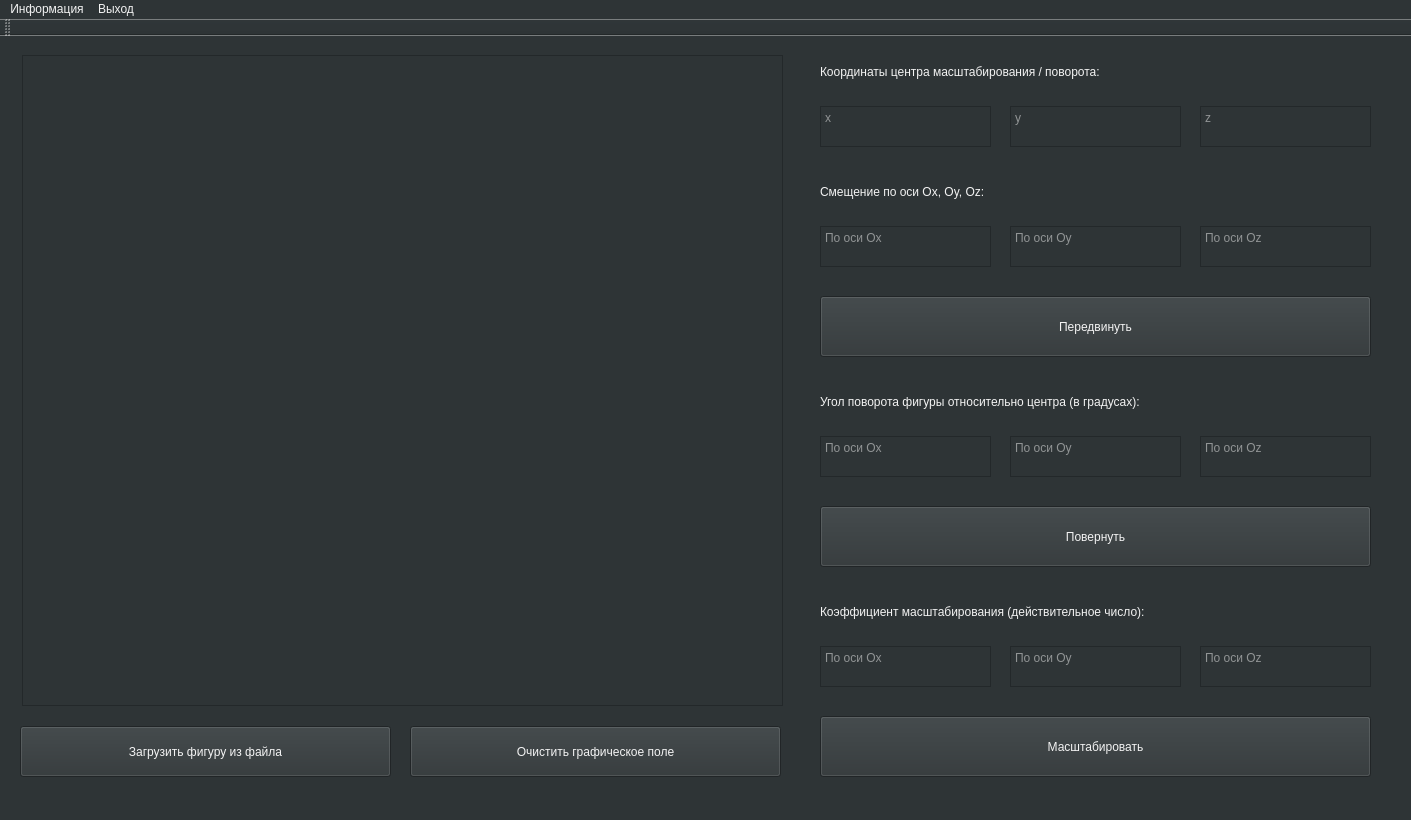
Qt form lab_01/MainWindow.ui (31steets31/OOP) before a commit.
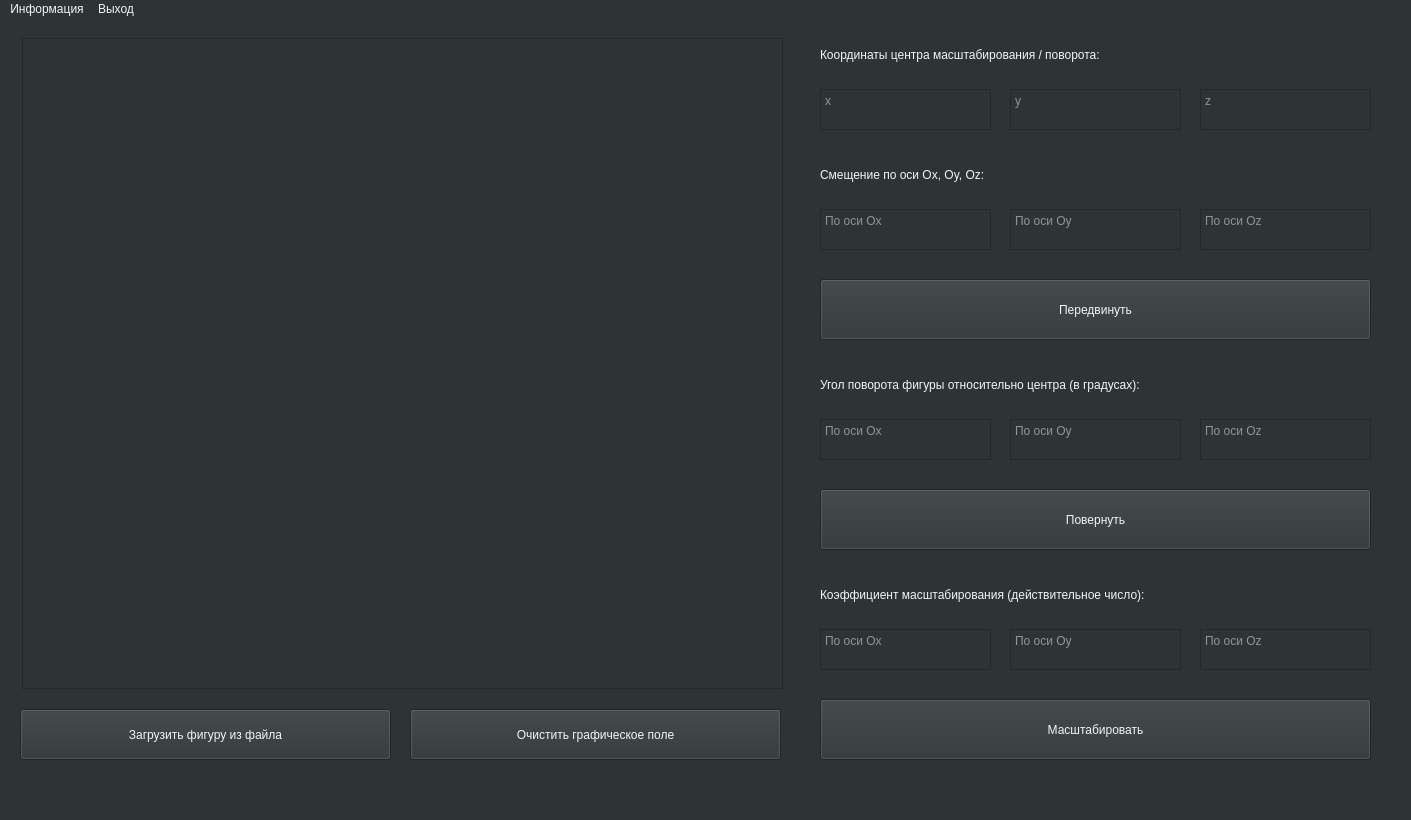
The same form after that commit.

Patch:
```diff
--- a/lab_01/MainWindow.ui
+++ b/lab_01/MainWindow.ui
@@ -52,6 +52,378 @@
       <verstretch>0</verstretch>
      </sizepolicy>
     </property>
+    <property name="palette">
+     <palette>
+      <active>
+       <colorrole role="WindowText">
+        <brush brushstyle="SolidPattern">
+         <color alpha="255">
+          <red>255</red>
+          <green>255</green>
+          <blue>255</blue>
+         </color>
+        </brush>
+       </colorrole>
+       <colorrole role="Button">
+        <brush brushstyle="SolidPattern">
+         <color alpha="255">
+          <red>46</red>
+          <green>52</green>
+          <blue>54</blue>
+         </color>
+        </brush>
+       </colorrole>
+       <colorrole role="Light">
+        <brush brushstyle="SolidPattern">
+         <color alpha="255">
+          <red>0</red>
+          <green>0</green>
+          <blue>0</blue>
+         </color>
+        </brush>
+       </colorrole>
+       <colorrole role="Midlight">
+        <brush brushstyle="SolidPattern">
+         <color alpha="255">
+          <red>0</red>
+          <green>0</green>
+          <blue>0</blue>
+         </color>
+        </brush>
+       </colorrole>
+       <colorrole role="Dark">
+        <brush brushstyle="SolidPattern">
+         <color alpha="255">
+          <red>0</red>
+          <green>0</green>
+          <blue>0</blue>
+         </color>
+        </brush>
+       </colorrole>
+       <colorrole role="Mid">
+        <brush brushstyle="SolidPattern">
+         <color alpha="255">
+          <red>0</red>
+          <green>0</green>
+          <blue>0</blue>
+         </color>
+        </brush>
+       </colorrole>
+       <colorrole role="Text">
+        <brush brushstyle="SolidPattern">
+         <color alpha="255">
+          <red>255</red>
+          <green>255</green>
+          <blue>255</blue>
+         </color>
+        </brush>
+       </colorrole>
+       <colorrole role="ButtonText">
+        <brush brushstyle="SolidPattern">
+         <color alpha="255">
+          <red>255</red>
+          <green>255</green>
+          <blue>255</blue>
+         </color>
+        </brush>
+       </colorrole>
+       <colorrole role="Base">
+        <brush brushstyle="SolidPattern">
+         <color alpha="255">
+          <red>46</red>
+          <green>52</green>
+          <blue>54</blue>
+         </color>
+        </brush>
+       </colorrole>
+       <colorrole role="Window">
+        <brush brushstyle="SolidPattern">
+         <color alpha="255">
+          <red>46</red>
+          <green>52</green>
+          <blue>54</blue>
+         </color>
+        </brush>
+       </colorrole>
+       <colorrole role="Shadow">
+        <brush brushstyle="SolidPattern">
+         <color alpha="255">
+          <red>0</red>
+          <green>0</green>
+          <blue>0</blue>
+         </color>
+        </brush>
+       </colorrole>
+       <colorrole role="AlternateBase">
+        <brush brushstyle="SolidPattern">
+         <color alpha="255">
+          <red>0</red>
+          <green>0</green>
+          <blue>0</blue>
+         </color>
+        </brush>
+       </colorrole>
+       <colorrole role="PlaceholderText">
+        <brush brushstyle="SolidPattern">
+         <color alpha="255">
+          <red>255</red>
+          <green>255</green>
+          <blue>255</blue>
+         </color>
+        </brush>
+       </colorrole>
+      </active>
+      <inactive>
+       <colorrole role="WindowText">
+        <brush brushstyle="SolidPattern">
+         <color alpha="255">
+          <red>255</red>
+          <green>255</green>
+          <blue>255</blue>
+         </color>
+        </brush>
+       </colorrole>
+       <colorrole role="Button">
+        <brush brushstyle="SolidPattern">
+         <color alpha="255">
+          <red>46</red>
+          <green>52</green>
+          <blue>54</blue>
+         </color>
+        </brush>
+       </colorrole>
+       <colorrole role="Light">
+        <brush brushstyle="SolidPattern">
+         <color alpha="255">
+          <red>255</red>
+          <green>255</green>
+          <blue>255</blue>
+         </color>
+        </brush>
+       </colorrole>
+       <colorrole role="Midlight">
+        <brush brushstyle="SolidPattern">
+         <color alpha="255">
+          <red>227</red>
+          <green>227</green>
+          <blue>227</blue>
+         </color>
+        </brush>
+       </colorrole>
+       <colorrole role="Dark">
+        <brush brushstyle="SolidPattern">
+         <color alpha="255">
+          <red>160</red>
+          <green>160</green>
+          <blue>160</blue>
+         </color>
+        </brush>
+       </colorrole>
+       <colorrole role="Mid">
+        <brush brushstyle="SolidPattern">
+         <color alpha="255">
+          <red>160</red>
+          <green>160</green>
+          <blue>160</blue>
+         </color>
+        </brush>
+       </colorrole>
+       <colorrole role="Text">
+        <brush brushstyle="SolidPattern">
+         <color alpha="255">
+          <red>255</red>
+          <green>255</green>
+          <blue>255</blue>
+         </color>
+        </brush>
+       </colorrole>
+       <colorrole role="ButtonText">
+        <brush brushstyle="SolidPattern">
+         <color alpha="255">
+          <red>255</red>
+          <green>255</green>
+          <blue>255</blue>
+         </color>
+        </brush>
+       </colorrole>
+       <colorrole role="Base">
+        <brush brushstyle="SolidPattern">
+         <color alpha="255">
+          <red>46</red>
+          <green>52</green>
+          <blue>54</blue>
+         </color>
+        </brush>
+       </colorrole>
+       <colorrole role="Window">
+        <brush brushstyle="SolidPattern">
+         <color alpha="255">
+          <red>46</red>
+          <green>52</green>
+          <blue>54</blue>
+         </color>
+        </brush>
+       </colorrole>
+       <colorrole role="Shadow">
+        <brush brushstyle="SolidPattern">
+         <color alpha="255">
+          <red>105</red>
+          <green>105</green>
+          <blue>105</blue>
+         </color>
+        </brush>
+       </colorrole>
+       <colorrole role="AlternateBase">
+        <brush brushstyle="SolidPattern">
+         <color alpha="255">
+          <red>245</red>
+          <green>245</green>
+          <blue>245</blue>
+         </color>
+        </brush>
+       </colorrole>
+       <colorrole role="PlaceholderText">
+        <brush brushstyle="SolidPattern">
+         <color alpha="255">
+          <red>255</red>
+          <green>255</green>
+          <blue>255</blue>
+         </color>
+        </brush>
+       </colorrole>
+      </inactive>
+      <disabled>
+       <colorrole role="WindowText">
+        <brush brushstyle="SolidPattern">
+         <color alpha="255">
+          <red>255</red>
+          <green>255</green>
+          <blue>255</blue>
+         </color>
+        </brush>
+       </colorrole>
+       <colorrole role="Button">
+        <brush brushstyle="SolidPattern">
+         <color alpha="255">
+          <red>46</red>
+          <green>52</green>
+          <blue>54</blue>
+         </color>
+        </brush>
+       </colorrole>
+       <colorrole role="Light">
+        <brush brushstyle="SolidPattern">
+         <color alpha="255">
+          <red>0</red>
+          <green>0</green>
+          <blue>0</blue>
+         </color>
+        </brush>
+       </colorrole>
+       <colorrole role="Midlight">
+        <brush brushstyle="SolidPattern">
+         <color alpha="255">
+          <red>0</red>
+          <green>0</green>
+          <blue>0</blue>
+         </color>
+        </brush>
+       </colorrole>
+       <colorrole role="Dark">
+        <brush brushstyle="SolidPattern">
+         <color alpha="255">
+          <red>0</red>
+          <green>0</green>
+          <blue>0</blue>
+         </color>
+        </brush>
+       </colorrole>
+       <colorrole role="Mid">
+        <brush brushstyle="SolidPattern">
+         <color alpha="255">
+          <red>0</red>
+          <green>0</green>
+          <blue>0</blue>
+         </color>
+        </brush>
+       </colorrole>
+       <colorrole role="Text">
+        <brush brushstyle="SolidPattern">
+         <color alpha="255">
+          <red>255</red>
+          <green>255</green>
+          <blue>255</blue>
+         </color>
+        </brush>
+       </colorrole>
+       <colorrole role="ButtonText">
+        <brush brushstyle="SolidPattern">
+         <color alpha="255">
+          <red>255</red>
+          <green>255</green>
+          <blue>255</blue>
+         </color>
+        </brush>
+       </colorrole>
+       <colorrole role="Base">
+        <brush brushstyle="SolidPattern">
+         <color alpha="255">
+          <red>46</red>
+          <green>52</green>
+          <blue>54</blue>
+         </color>
+        </brush>
+       </colorrole>
+       <colorrole role="Window">
+        <brush brushstyle="SolidPattern">
+         <color alpha="255">
+          <red>46</red>
+          <green>52</green>
+          <blue>54</blue>
+         </color>
+        </brush>
+       </colorrole>
+       <colorrole role="Shadow">
+        <brush brushstyle="SolidPattern">
+         <color alpha="255">
+          <red>0</red>
+          <green>0</green>
+          <blue>0</blue>
+         </color>
+        </brush>
+       </colorrole>
+       <colorrole role="AlternateBase">
+        <brush brushstyle="SolidPattern">
+         <color alpha="255">
+          <red>245</red>
+          <green>245</green>
+          <blue>245</blue>
+         </color>
+        </brush>
+       </colorrole>
+       <colorrole role="PlaceholderText">
+        <brush brushstyle="SolidPattern">
+         <color alpha="255">
+          <red>255</red>
+          <green>255</green>
+          <blue>255</blue>
+         </color>
+        </brush>
+       </colorrole>
+      </disabled>
+     </palette>
+    </property>
+    <property name="font">
+     <font>
+      <family>URW Gothic</family>
+      <pointsize>13</pointsize>
+      <italic>false</italic>
+      <bold>false</bold>
+     </font>
+    </property>
+    <property name="styleSheet">
+     <string notr="true">color: rgb(255, 255, 255);</string>
+    </property>
    </widget>
    <widget class="QPushButton" name="ClearGraph">
     <property name="geometry">
@@ -466,14 +838,6 @@
    <addaction name="menu"/>
    <addaction name="menu_2"/>
   </widget>
-  <widget class="QToolBar" name="mainToolBar">
-   <attribute name="toolBarArea">
-    <enum>TopToolBarArea</enum>
-   </attribute>
-   <attribute name="toolBarBreak">
-    <bool>false</bool>
-   </attribute>
-  </widget>
   <widget class="QStatusBar" name="statusBar"/>
   <action name="AuthorInfo">
    <property name="text">
```
